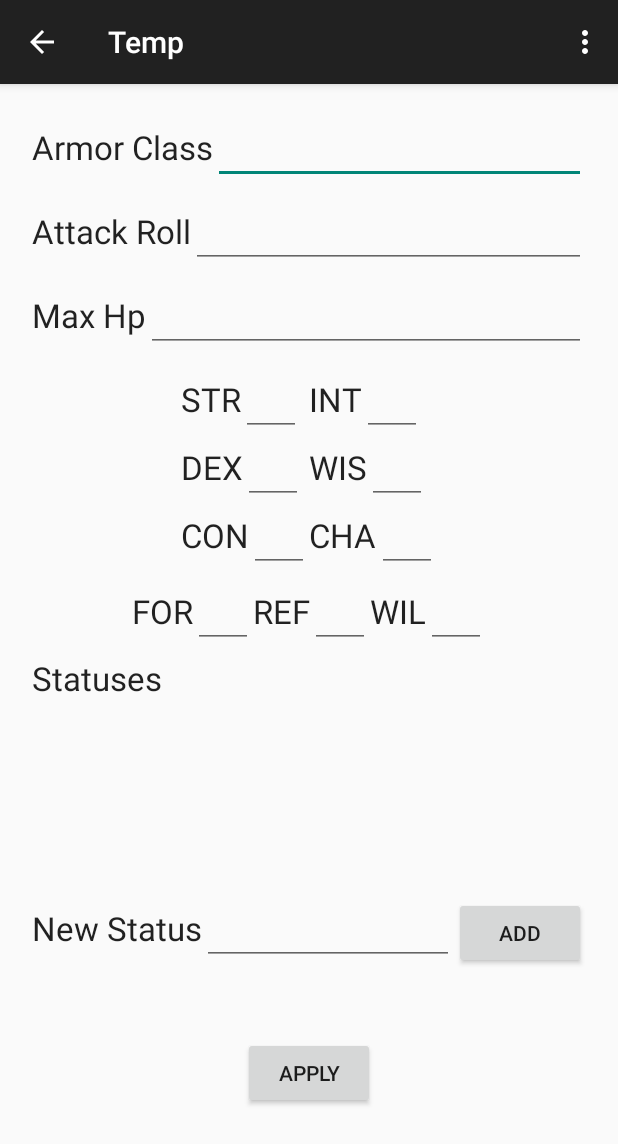
After one commit to mlazze/dnd3.5-android, an Android app: the Temp screen opened directly, with no data from a screen before it, on a phone screen of 412 x 824 dp. The commit adds this screen. Shown: the top 1144 px of the screen. Run offline under Robolectric (Android 15) with nearby library versions, the phone set to English and light mode, and no system bars.

Commit message:
Temp Done

```diff
--- a/dndcharacter/src/main/java/com/skij/dndcharacter/CharacterScreen.java
+++ b/dndcharacter/src/main/java/com/skij/dndcharacter/CharacterScreen.java
@@ -102,6 +102,11 @@ public class CharacterScreen extends ActionBarActivity {
             i.putExtra("Character", posInArray);
             startActivity(i);
         }
+        if (id == R.id.char_screen_temp) {
+            i = new Intent(this, Temp.class);
+            i.putExtra("Character", posInArray);
+            startActivity(i);
+        }
 
         return super.onOptionsItemSelected(item);
     }
--- a/dndcharacter/src/main/java/com/skij/dndcharacter/Misc.java
+++ b/dndcharacter/src/main/java/com/skij/dndcharacter/Misc.java
@@ -6,8 +6,12 @@ import android.support.v7.app.ActionBarActivity;
 import android.view.Menu;
 import android.view.MenuItem;
 import android.view.View;
+import android.widget.ArrayAdapter;
 import android.widget.EditText;
+import android.widget.ListView;
 import android.widget.Toast;
+
+import java.util.ArrayList;
 
 import core.DnDCharacter;
 import core.DnDCharacterManipulator;
@@ -51,6 +55,8 @@ public class Misc extends ActionBarActivity {
         setEditTextContent(R.id.misc_magic_for, character.getMiscmagicsavingthrows(DnDCharacter.SAVING.FORTITUDE)+"");
         setEditTextContent(R.id.misc_magic_ref, character.getMiscmagicsavingthrows(DnDCharacter.SAVING.REFLEX)+"");
         setEditTextContent(R.id.misc_magic_wil, character.getMiscmagicsavingthrows(DnDCharacter.SAVING.WILL)+"");
+
+
     }
 
     private void setEditTextContent(int identifier, String originalValue) {
--- /dev/null
+++ b/dndcharacter/src/main/res/layout/activity_temp.xml
@@ -0,0 +1,345 @@
+<RelativeLayout xmlns:android="http://schemas.android.com/apk/res/android"
+    xmlns:tools="http://schemas.android.com/tools"
+    android:layout_width="match_parent"
+    android:layout_height="match_parent"
+    android:paddingBottom="@dimen/activity_vertical_margin"
+    android:paddingLeft="@dimen/activity_horizontal_margin"
+    android:paddingRight="@dimen/activity_horizontal_margin"
+    android:paddingTop="@dimen/activity_vertical_margin"
+    tools:context="com.skij.dndcharacter.Temp">
+
+    <ScrollView
+        android:id="@+id/scrollView"
+        android:layout_width="fill_parent"
+        android:layout_height="fill_parent"
+        android:scrollbars="none">
+
+        <LinearLayout
+            android:id="@+id/linearLayout"
+            android:layout_width="fill_parent"
+            android:layout_height="fill_parent"
+            android:orientation="vertical"
+            tools:ignore="UselessParent">
+
+            <LinearLayout
+                android:layout_width="fill_parent"
+                android:layout_height="wrap_content"
+                android:padding="5dp">
+
+                <TextView
+                    android:id="@+id/temp_ac_label"
+                    android:layout_width="wrap_content"
+                    android:layout_height="wrap_content"
+                    android:text="@string/temp_ac_label"
+                    android:textAppearance="?android:attr/textAppearanceLarge" />
+
+                <EditText
+                    android:id="@+id/temp_ac"
+                    android:layout_width="0dp"
+                    android:layout_height="wrap_content"
+                    android:layout_weight="1"
+                    android:inputType="numberSigned" />
+            </LinearLayout>
+
+            <LinearLayout
+                android:layout_width="fill_parent"
+                android:layout_height="wrap_content"
+                android:padding="5dp">
+
+                <TextView
+                    android:id="@+id/temp_attack_roll_label"
+                    android:layout_width="wrap_content"
+                    android:layout_height="wrap_content"
+                    android:text="@string/temp_attack_roll_label"
+                    android:textAppearance="?android:attr/textAppearanceLarge" />
+
+                <EditText
+                    android:id="@+id/temp_attack_roll"
+                    android:layout_width="0dp"
+                    android:layout_height="wrap_content"
+                    android:layout_weight="1"
+                    android:inputType="numberSigned" />
+            </LinearLayout>
+
+            <LinearLayout
+                android:layout_width="fill_parent"
+                android:layout_height="wrap_content"
+                android:padding="5dp">
+
+                <TextView
+                    android:id="@+id/temp_max_hp_label"
+                    android:layout_width="wrap_content"
+                    android:layout_height="wrap_content"
+                    android:text="@string/temp_max_hp_label"
+                    android:textAppearance="?android:attr/textAppearanceLarge" />
+
+                <EditText
+                    android:id="@+id/temp_max_hp"
+                    android:layout_width="0dp"
+                    android:layout_height="wrap_content"
+                    android:layout_weight="1"
+                    android:inputType="numberSigned" />
+            </LinearLayout>
+
+
+            <LinearLayout
+                android:layout_width="fill_parent"
+                android:layout_height="wrap_content"
+                android:gravity="center"
+                android:orientation="horizontal"
+                android:padding="5dp">
+
+                <LinearLayout
+                    android:layout_width="wrap_content"
+                    android:layout_height="wrap_content"
+                    android:orientation="vertical">
+
+                    <LinearLayout
+                        android:layout_width="fill_parent"
+                        android:layout_height="wrap_content"
+                        android:orientation="horizontal">
+
+                        <TextView
+                            android:id="@+id/temp_str_label"
+                            android:layout_width="wrap_content"
+                            android:layout_height="wrap_content"
+                            android:text="@string/strength"
+                            android:textAppearance="?android:attr/textAppearanceLarge" />
+
+                        <EditText
+                            android:id="@+id/temp_str"
+                            android:layout_width="40dp"
+                            android:layout_height="wrap_content"
+                            android:inputType="numberSigned" />
+                    </LinearLayout>
+
+                    <LinearLayout
+                        android:layout_width="fill_parent"
+                        android:layout_height="wrap_content"
+                        android:orientation="horizontal">
+
+                        <TextView
+                            android:id="@+id/temp_dex_label"
+                            android:layout_width="wrap_content"
+                            android:layout_height="wrap_content"
+                            android:text="@string/dexterity"
+                            android:textAppearance="?android:attr/textAppearanceLarge" />
+
+                        <EditText
+                            android:id="@+id/temp_dex"
+                            android:layout_width="40dp"
+                            android:layout_height="wrap_content"
+                            android:inputType="numberSigned" />
+                    </LinearLayout>
+
+                    <LinearLayout
+                        android:layout_width="fill_parent"
+                        android:layout_height="wrap_content"
+                        android:orientation="horizontal">
+
+                        <TextView
+                            android:id="@+id/temp_con_label"
+                            android:layout_width="wrap_content"
+                            android:layout_height="wrap_content"
+                            android:text="@string/constitution"
+                            android:textAppearance="?android:attr/textAppearanceLarge" />
+
+                        <EditText
+                            android:id="@+id/temp_con"
+                            android:layout_width="40dp"
+                            android:layout_height="wrap_content"
+                            android:inputType="numberSigned" />
+                    </LinearLayout>
+                </LinearLayout>
+
+                <LinearLayout
+                    android:layout_width="wrap_content"
+                    android:layout_height="wrap_content"
+                    android:orientation="vertical">
+
+                    <LinearLayout
+                        android:layout_width="fill_parent"
+                        android:layout_height="wrap_content"
+                        android:orientation="horizontal">
+
+                        <TextView
+                            android:id="@+id/temp_int_label"
+                            android:layout_width="wrap_content"
+                            android:layout_height="wrap_content"
+                            android:text="@string/intellect"
+                            android:textAppearance="?android:attr/textAppearanceLarge" />
+
+                        <EditText
+                            android:id="@+id/temp_int"
+                            android:layout_width="40dp"
+                            android:layout_height="wrap_content"
+                            android:inputType="numberSigned" />
+                    </LinearLayout>
+
+                    <LinearLayout
+                        android:layout_width="fill_parent"
+                        android:layout_height="wrap_content"
+                        android:orientation="horizontal">
+
+                        <TextView
+                            android:id="@+id/temp_wis_label"
+                            android:layout_width="wrap_content"
+                            android:layout_height="wrap_content"
+                            android:text="@string/wisdom"
+                            android:textAppearance="?android:attr/textAppearanceLarge" />
+
+                        <EditText
+                            android:id="@+id/temp_wis"
+                            android:layout_width="40dp"
+                            android:layout_height="wrap_content"
+                            android:inputType="numberSigned" />
+                    </LinearLayout>
+
+                    <LinearLayout
+                        android:layout_width="fill_parent"
+                        android:layout_height="wrap_content"
+                        android:orientation="horizontal">
+
+                        <TextView
+                            android:id="@+id/temp_cha_label"
+                            android:layout_width="wrap_content"
+                            android:layout_height="wrap_content"
+                            android:text="@string/charisma"
+                            android:textAppearance="?android:attr/textAppearanceLarge" />
+
+                        <EditText
+                            android:id="@+id/temp_cha"
+                            android:layout_width="40dp"
+                            android:layout_height="wrap_content"
+                            android:inputType="numberSigned" />
+                    </LinearLayout>
+                </LinearLayout>
+
+
+            </LinearLayout>
+
+            <LinearLayout
+                android:layout_width="fill_parent"
+                android:layout_height="wrap_content"
+                android:gravity="center"
+                android:orientation="horizontal">
+
+                <LinearLayout
+                    android:layout_width="wrap_content"
+                    android:layout_height="wrap_content"
+                    android:orientation="horizontal">
+
+                    <TextView
+                        android:id="@+id/temp_for_label"
+                        android:layout_width="wrap_content"
+                        android:layout_height="wrap_content"
+                        android:text="@string/fortitude"
+                        android:textAppearance="?android:attr/textAppearanceLarge" />
+
+                    <EditText
+                        android:id="@+id/temp_for"
+                        android:layout_width="40dp"
+                        android:layout_height="wrap_content"
+                        android:inputType="numberSigned" />
+                </LinearLayout>
+
+                <LinearLayout
+                    android:layout_width="wrap_content"
+                    android:layout_height="wrap_content"
+                    android:orientation="horizontal">
+
+                    <TextView
+                        android:id="@+id/temp_ref_label"
+                        android:layout_width="wrap_content"
+                        android:layout_height="wrap_content"
+                        android:text="@string/reflex"
+                        android:textAppearance="?android:attr/textAppearanceLarge" />
+
+                    <EditText
+                        android:id="@+id/temp_ref"
+                        android:layout_width="40dp"
+                        android:layout_height="wrap_content"
+                        android:inputType="numberSigned" />
+                </LinearLayout>
+
+                <LinearLayout
+                    android:layout_width="wrap_content"
+                    android:layout_height="wrap_content"
+                    android:orientation="horizontal">
+
+                    <TextView
+                        android:id="@+id/temp_wil_label"
+                        android:layout_width="wrap_content"
+                        android:layout_height="wrap_content"
+                        android:text="@string/will"
+                        android:textAppearance="?android:attr/textAppearanceLarge" />
+
+                    <EditText
+                        android:id="@+id/temp_wil"
+                        android:layout_width="40dp"
+                        android:layout_height="wrap_content"
+                        android:inputType="numberSigned" />
+                </LinearLayout>
+
+            </LinearLayout>
+
+            <LinearLayout
+                android:layout_width="fill_parent"
+                android:layout_height="wrap_content"
+                android:padding="5dp">
+
+                <TextView
+                    android:id="@+id/temp_status_label"
+                    android:layout_width="wrap_content"
+                    android:layout_height="wrap_content"
+                    android:text="@string/temp_status_label"
+                    android:textAppearance="?android:attr/textAppearanceLarge" />
+
+                <ListView
+                    android:id="@+id/temp_status_list"
+                    android:layout_width="0dp"
+                    android:layout_height="150dp"
+                    android:layout_weight="1"
+                    android:scrollbars="vertical"
+                    android:scrollbarAlwaysDrawVerticalTrack="true"
+                    />
+            </LinearLayout>
+            <LinearLayout
+                android:layout_width="fill_parent"
+                android:layout_height="wrap_content"
+                android:padding="5dp">
+
+                <TextView
+                    android:id="@+id/temp_new_status_label"
+                    android:layout_width="wrap_content"
+                    android:layout_height="wrap_content"
+                    android:text="@string/temp_new_status_label"
+                    android:textAppearance="?android:attr/textAppearanceLarge" />
+
+                <EditText
+                    android:id="@+id/temp_new_status"
+                    android:layout_width="0dp"
+                    android:layout_height="wrap_content"
+                    android:layout_weight="1"
+                    android:inputType="textNoSuggestions" />
+                <Button
+                    android:id="@+id/temp_add_new_status_button"
+                    android:layout_width="wrap_content"
+                    android:layout_height="wrap_content"
+                    android:layout_gravity="center_horizontal"
+                    android:layout_marginTop="20dp"
+                    android:onClick="addStatus"
+                    android:text="@string/add" />
+            </LinearLayout>
+
+            <Button
+                android:id="@+id/temp_apply"
+                android:layout_width="wrap_content"
+                android:layout_height="wrap_content"
+                android:layout_gravity="center_horizontal"
+                android:layout_marginTop="20dp"
+                android:onClick="apply"
+                android:text="@string/apply" />
+        </LinearLayout>
+    </ScrollView>
+</RelativeLayout>
--- /dev/null
+++ b/dndcharacter/src/main/res/menu/menu_temp.xml
@@ -0,0 +1,6 @@
+<menu xmlns:android="http://schemas.android.com/apk/res/android"
+    xmlns:app="http://schemas.android.com/apk/res-auto"
+    xmlns:tools="http://schemas.android.com/tools" tools:context="com.skij.dndcharacter.Temp">
+    <item android:id="@+id/action_settings" android:title="@string/action_settings"
+        android:orderInCategory="100" app:showAsAction="never" />
+</menu>
--- /dev/null
+++ b/dndcharacter/src/main/res/menu/misc_context_menu.xml
@@ -0,0 +1,6 @@
+<?xml version="1.0" encoding="utf-8"?>
+<menu xmlns:android="http://schemas.android.com/apk/res/android">
+    <item
+        android:id="@+id/delete_entry"
+        android:title="Delete" />
+</menu>
--- a/dndcharacter/src/main/res/values/strings.xml
+++ b/dndcharacter/src/main/res/values/strings.xml
@@ -43,6 +43,7 @@
     <string name="abilities_ability_label">Ability</string>
     <string name="abilities_value_label">New Value</string>
     <string name="apply">Apply</string>
+    <string name="add">Add</string>
     <string name="title_activity_abilities">Abilities</string>
     <string name="title_activity_stats">Stats</string>
     <string name="action_clear_misc">ClearMisc</string>
@@ -52,5 +53,12 @@
     <string name="misc_attack_roll_label">Attack Roll</string>
     <string name="misc_max_hp_label">Max Hp</string>
     <string name="misc_initiative_label">Initiative</string>
+    <string name="temp_ac_label">Armor Class</string>
+    <string name="temp_attack_roll_label">Attack Roll</string>
+    <string name="temp_max_hp_label">Max Hp</string>
+    <string name="temp_initiative_label">Initiative</string>
+    <string name="temp_status_label">Statuses</string>
+    <string name="temp_new_status_label">New Status</string>
     <string name="magic">Magic</string>
+    <string name="title_activity_temp">Temp</string>
 </resources>
--- a/dndcore/src/main/java/core/DnDCharacter.java
+++ b/dndcore/src/main/java/core/DnDCharacter.java
@@ -79,13 +79,7 @@ public class DnDCharacter implements Serializable {
         classToNames.put(mainclass, classname);
     }
 
-    public ArrayList<Integer> getTemphitpoints() {
-        return temphitpoints;
-    }
 
-    public int getTemphitpointsmax() {
-        return temphitpointsmax;
-    }
 
     public int getTempstats(STATS s) {
         return tempstats[s.ordinal()];
```
Also changed, not shown: dndcharacter/src/main/AndroidManifest.xml (+8 -0 lines), dndcharacter/src/main/java/com/skij/dndcharacter/Temp.java (added, +213 -0 lines).
